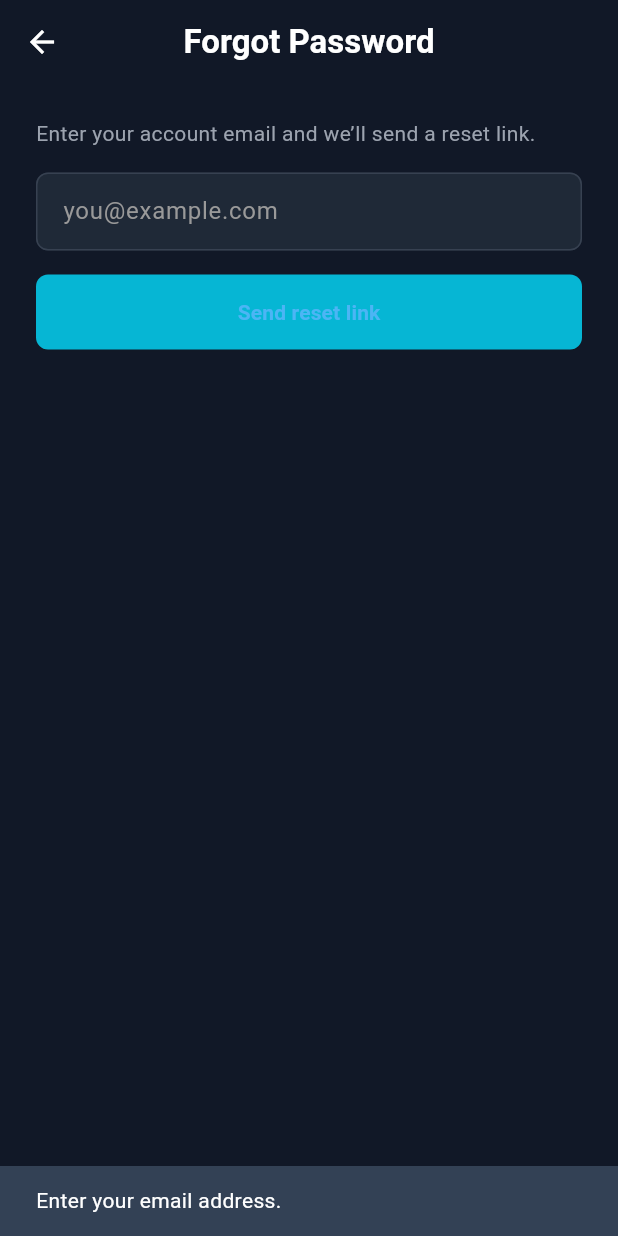
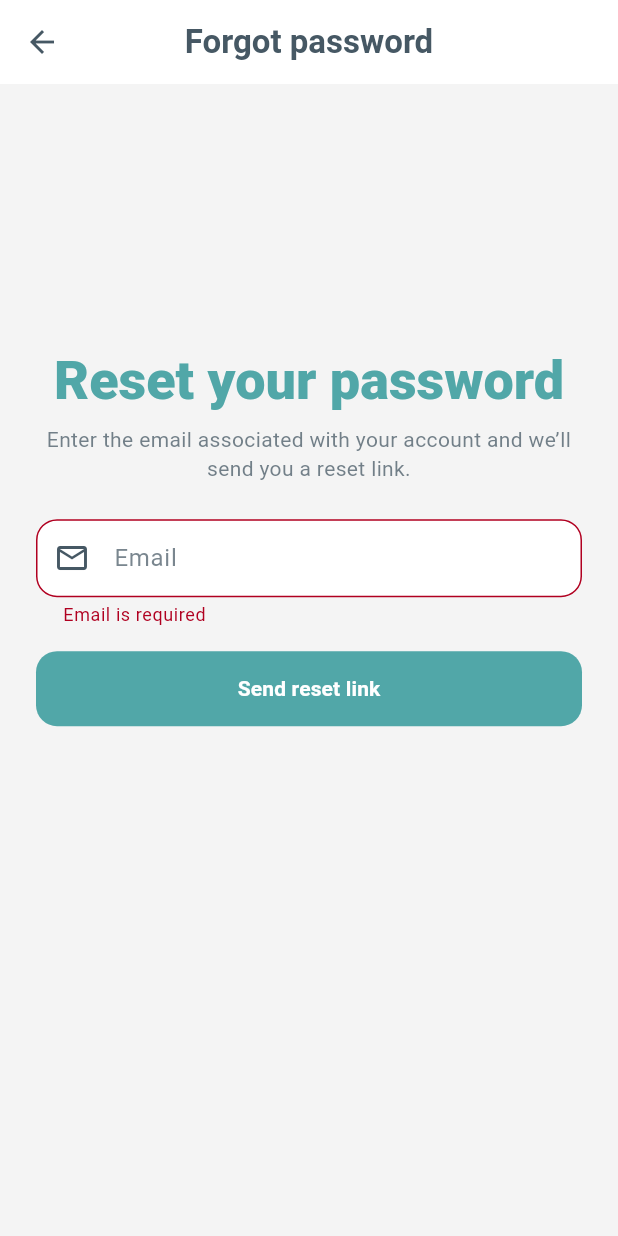
Before and after one commit to rtippetts/RotalaLink, a Flutter app: the ForgotPasswordPage screen opened directly, after a tap on "Send reset link", on a phone screen of 412 x 824 dp. Run offline on Flutter 3.47's test engine with Material 3 defaults, Android fonts, the light colour scheme and no system bars; our stand-ins replace permission_handler, supabase_flutter; missing offline and left inert: flutter_reactive_ble; accounts and stored records are empty.

Commit message:
change password and theme update

```diff
--- a/lib/forgot_password.dart
+++ b/lib/forgot_password.dart
@@ -1,3 +1,4 @@
+// lib/forgot_password.dart
 import 'package:flutter/material.dart';
 import 'package:supabase_flutter/supabase_flutter.dart';
 
@@ -10,6 +11,7 @@ class ForgotPasswordPage extends StatefulWidget {
 
 class _ForgotPasswordPageState extends State<ForgotPasswordPage> {
   final _email = TextEditingController();
+  final _formKey = GlobalKey<FormState>();
   bool _loading = false;
 
   @override
@@ -19,25 +21,22 @@ class _ForgotPasswordPageState extends State<ForgotPasswordPage> {
   }
 
   Future<void> _sendReset() async {
-    final email = _email.text.trim();
-    if (email.isEmpty) {
-      _showSnack('Enter your email address.');
-      return;
-    }
+    if (!(_formKey.currentState?.validate() ?? false)) return;
 
     setState(() => _loading = true);
     try {
-      final supabase = Supabase.instance.client;
+      final client = Supabase.instance.client;
 
-      await supabase.auth.resetPasswordForEmail(
-        email,
-        // If you configure app links / deep links, set your callback here:
-        // redirectTo: 'io.supabase.flutter://login-callback/',
+      await Supabase.instance.client.auth.resetPasswordForEmail(
+        _email.text.trim()  ,
+        redirectTo: 'rotala://auth-reset', // 👈 important
 );
 
       if (!mounted) return;
-      _showSnack('Check your email for the reset link.');
-      Navigator.pop(context); // back to login
+      ScaffoldMessenger.of(context).showSnackBar(
+        const SnackBar(content: Text('Check your email for the reset link.')),
+      );
+      Navigator.pop(context); // back to previous (e.g., Login)
     } on AuthException catch (e) {
       _showSnack(e.message);
     } catch (e) {
@@ -53,56 +52,86 @@ class _ForgotPasswordPageState extends State<ForgotPasswordPage> {
 
   @override
   Widget build(BuildContext context) {
+    final cs = Theme.of(context).colorScheme;
+    final textTheme = Theme.of(context).textTheme;
+
     return Scaffold(
-      backgroundColor: const Color(0xFF111827),
+      backgroundColor: cs.background,
       appBar: AppBar(
-        backgroundColor: const Color(0xFF111827),
-        elevation: 0,
-        iconTheme: const IconThemeData(color: Colors.white),
-        title: const Text('Forgot Password', style: TextStyle(color: Colors.white)),
+        title: const Text('Forgot password'),
+        centerTitle: true,
+        leading: const BackButton(),
       ),
-      body: Padding(
+      body: Align(
+        alignment: const Alignment(0, -0.35), // similar vertical feel to your sign-up screens
+        child: SingleChildScrollView(
           padding: const EdgeInsets.all(24),
+          child: ConstrainedBox(
+            constraints: const BoxConstraints(maxWidth: 440),
+            child: Form(
+              key: _formKey,
               child: Column(
-          crossAxisAlignment: CrossAxisAlignment.stretch,
+                crossAxisAlignment: CrossAxisAlignment.center,
                 children: [
-            const Text(
-              'Enter your account email and we’ll send a reset link.',
-              style: TextStyle(color: Color(0xFF9ca3af)),
+                  // Heading (matches Create Account style)
+                  Text(
+                    'Reset your password',
+                    textAlign: TextAlign.center,
+                    style: textTheme.displaySmall?.copyWith(
+                      color: cs.primary,
+                      fontWeight: FontWeight.w800,
                     ),
-            const SizedBox(height: 16),
-            TextField(
+                  ),
+                  const SizedBox(height: 8),
+                  Text(
+                    'Enter the email associated with your account and we’ll send you a reset link.',
+                    textAlign: TextAlign.center,
+                    style: textTheme.bodyMedium?.copyWith(
+                      color: cs.onSurface.withOpacity(.75),
+                    ),
+                  ),
+                  const SizedBox(height: 24),
+
+                  // Email field (uses your InputDecorationTheme)
+                  TextFormField(
                     controller: _email,
                     keyboardType: TextInputType.emailAddress,
-              style: const TextStyle(color: Colors.white),
-              decoration: InputDecoration(
-                hintText: 'you@example.com',
-                hintStyle: const TextStyle(color: Color(0xFF999999)),
-                filled: true,
-                fillColor: const Color(0xFF1f2937),
-                border: OutlineInputBorder(
-                  borderRadius: BorderRadius.circular(8),
-                  borderSide: const BorderSide(color: Color(0xFF374151)),
+                    autofillHints: const [AutofillHints.username, AutofillHints.email],
+                    decoration: const InputDecoration(
+                      labelText: 'Email',
+                      prefixIcon: Icon(Icons.email_outlined),
                     ),
-                enabledBorder: OutlineInputBorder(
-                  borderRadius: BorderRadius.circular(8),
-                  borderSide: const BorderSide(color: Color(0xFF374151)),
+                    validator: (v) {
+                      final value = (v ?? '').trim();
+                      if (value.isEmpty) return 'Email is required';
+                      final ok = RegExp(r'^[^@]+@[^@]+\.[^@]+$').hasMatch(value);
+                      if (!ok) return 'Enter a valid email';
+                      return null;
+                    },
+                    enabled: !_loading,
+                  ),
+
+                  const SizedBox(height: 16),
+
+                  // CTA (uses FilledButtonTheme)
+                  SizedBox(
+                    width: double.infinity,
+                    height: 50,
+                    child: FilledButton(
+                      onPressed: _loading ? null : _sendReset,
+                      child: _loading
+                          ? const SizedBox(
+                              height: 22,
+                              width: 22,
+                              child: CircularProgressIndicator(strokeWidth: 2),
+                            )
+                          : const Text('Send reset link'),
+                    ),
+                  ),
+                ],
               ),
             ),
           ),
-            const SizedBox(height: 16),
-            ElevatedButton(
-              onPressed: _loading ? null : _sendReset,
-              style: ElevatedButton.styleFrom(
-                backgroundColor: const Color(0xFF06b6d4),
-                minimumSize: const Size.fromHeight(50),
-                shape: RoundedRectangleBorder(borderRadius: BorderRadius.circular(8)),
-              ),
-              child: _loading
-                  ? const SizedBox(height: 22, width: 22, child: CircularProgressIndicator(strokeWidth: 2))
-                  : const Text('Send reset link', style: TextStyle(fontWeight: FontWeight.bold)),
-            ),
-          ],
         ),
       ),
     );
--- a/lib/main.dart
+++ b/lib/main.dart
@@ -1,10 +1,15 @@
+import 'dart:async';
 import 'package:flutter/material.dart';
 import 'package:flutter/services.dart'; // match system brightness
 import 'package:supabase_flutter/supabase_flutter.dart';
-import 'login_page.dart'; // 👈 Import your login page
-import 'welcome_page.dart'; // import welcome page
+
+import 'login_page.dart';
+import 'welcome_page.dart';
+import 'auth/reset_password.dart';
+import 'ui/aqua_schemes.dart';
 import 'ui/aqua_theme.dart';
-import 'ui/aqua_schemes.dart';
+
+final navigatorKey = GlobalKey<NavigatorState>();
 
 Future<void> main() async {
   WidgetsFlutterBinding.ensureInitialized();
@@ -18,24 +23,47 @@ Future<void> main() async {
   runApp(const MyApp());
 }
 
-
-class MyApp extends StatelessWidget {
+class MyApp extends StatefulWidget {
   const MyApp({super.key});
 
+  @override
+  State<MyApp> createState() => _MyAppState();
+}
+
+class _MyAppState extends State<MyApp> {
+  StreamSubscription<AuthState>? _sub;
+
+  @override
+  void initState() {
+    super.initState();
+    _sub = Supabase.instance.client.auth.onAuthStateChange.listen((data) {
+      final event = data.event;
+
+      if (event == AuthChangeEvent.passwordRecovery) {
+        navigatorKey.currentState?.push(
+          MaterialPageRoute(builder: (_) => const ResetPasswordPage()),
+        );
+      }
+    });
+  }
+
+  @override
+  void dispose() {
+    _sub?.cancel();
+    super.dispose();
+  }
 
   @override
   Widget build(BuildContext context) {
-  final cs = oceanCore; // or use MediaQuery to detect dark mode
-  SystemChrome.setSystemUIOverlayStyle(
-    cs.brightness == Brightness.dark
-        ? SystemUiOverlayStyle.light
-        : SystemUiOverlayStyle.dark,
-  );
+    // A) Ocean Core  |  B) Coral Lead  |  C) Deep Blue
+    final light = oceanCoreLight;  // or coralLeadLight, deepBlueLight
+    final dark  = oceanCoreDark;   // or coralLeadDark,  deepBlueDark
 
     return MaterialApp(
+      navigatorKey: navigatorKey, // 👈 important!
       title: 'RotalaLink',
-    theme: aquaTheme(oceanCore),
-    darkTheme: aquaTheme(deepSeaDark),
+      theme: aquaTheme(light),
+      darkTheme: aquaTheme(dark),
       themeMode: ThemeMode.system,
       home: const WelcomePage(),
     );
--- a/lib/ui/aqua_schemes.dart
+++ b/lib/ui/aqua_schemes.dart
@@ -1,63 +1,83 @@
 import 'package:flutter/material.dart';
 import 'aqua_colors.dart';
 
-const ColorScheme oceanCore = ColorScheme(
+/// A) Ocean Core (brand-first, calm)
+final ColorScheme oceanCoreLight = ColorScheme(
   brightness: Brightness.light,
-  primary: AquaColors.lightOceanBlue,
+  primary:   AquaColors.tealCyan,    // CTA / focus
   onPrimary: Colors.white,
-  secondary: AquaColors.choralGreen,
+  secondary: AquaColors.deepBlue,    // headers / chips
   onSecondary: Colors.white,
-  tertiary: AquaColors.seasideOrange,
+  tertiary:  AquaColors.brightCoral, // accents (warnings/links/CTA alt)
   onTertiary: Colors.white,
+
   surface: Colors.white,
   onSurface: AquaColors.ink700,
-  background: AquaColors.ink050,
+  background: AquaColors.offWhite,
   onBackground: AquaColors.ink700,
-  error: Color(0xFFDC2626),
+  error: const Color(0xFFB00020),
   onError: Colors.white,
+
   outline: AquaColors.ink200,
   shadow: Colors.black12,
   scrim: Colors.black54,
-  surfaceContainerHighest: Color(0xFFF7FBFF),
-  surfaceContainerHigh: Color(0xFFF9FAFB),
-  surfaceContainer: Color(0xFFFAFAFA),
-  surfaceContainerLow: Color(0xFFF3F4F6),
-  surfaceContainerLowest: Colors.white,
+
+  surfaceContainerHighest: AquaColors.offWhite,
+  surfaceContainerHigh:    const Color(0xFFF8FAFB),
+  surfaceContainer:        const Color(0xFFF6F7F9),
+  surfaceContainerLow:     const Color(0xFFF1F3F5),
+  surfaceContainerLowest:  Colors.white,
 );
 
-// copyWith isn't const => use final
-final ColorScheme coralReef = oceanCore.copyWith(
-  primary: AquaColors.seasideOrange,
-  secondary: AquaColors.lightOceanBlue,
-  tertiary: AquaColors.choralGreen,
+final ColorScheme oceanCoreDark = ColorScheme(
+  brightness: Brightness.dark,
+  primary:   AquaColors.tealCyan,
+  onPrimary: Colors.white,
+  secondary: AquaColors.brightCoral,
+  onSecondary: Colors.white,
+  tertiary:  AquaColors.mintCyan,
+  onTertiary: AquaColors.deepBlue,
+
+  surface: const Color(0xFF0E1419),   // deep slate
+  onSurface: const Color(0xFFE6EDF2),
+  background: const Color(0xFF0B1115),
+  onBackground: const Color(0xFFE6EDF2),
+  error: const Color(0xFFFF5A5A),
+  onError: Colors.white,
+
+  outline: const Color(0xFF1F2A33),
+  shadow: Colors.black,
+  scrim: Colors.black87,
+
+  surfaceContainerHighest: const Color(0xFF111A21),
+  surfaceContainerHigh:    const Color(0xFF10181F),
+  surfaceContainer:        const Color(0xFF0F171E),
+  surfaceContainerLow:     const Color(0xFF0E161C),
+  surfaceContainerLowest:  const Color(0xFF0B1115),
 );
 
-final ColorScheme lagoonCalm = oceanCore.copyWith(
-  primary: AquaColors.choralGreen,
-  secondary: AquaColors.lightOceanBlue,
-  tertiary: AquaColors.seasideOrange,
+/// B) Coral Accent (more energy; orange leads)
+final ColorScheme coralLeadLight = oceanCoreLight.copyWith(
+  primary: AquaColors.brightCoral,
+  secondary: AquaColors.tealCyan,
+  tertiary: AquaColors.deepBlue,
 );
 
-const ColorScheme deepSeaDark = ColorScheme(
-  brightness: Brightness.dark,
-  primary: AquaColors.lightOceanBlue,
-  onPrimary: Colors.white,
-  secondary: AquaColors.seasideOrange,
-  onSecondary: Colors.white,
-  tertiary: AquaColors.choralGreen,
-  onTertiary: Colors.white,
-  surface: Color(0xFF0B1220),
-  onSurface: Color(0xFFE6EDF5),
-  background: Color(0xFF0B1220),
-  onBackground: Color(0xFFE6EDF5),
-  error: Color(0xFFFF5A5A),
-  onError: Colors.white,
-  outline: Color(0xFF1F2A3A),
-  shadow: Colors.black,
-  scrim: Colors.black87,
-  surfaceContainerHighest: Color(0xFF10192B),
-  surfaceContainerHigh: Color(0xFF0F1828),
-  surfaceContainer: Color(0xFF0E1726),
-  surfaceContainerLow: Color(0xFF0D1624),
-  surfaceContainerLowest: Color(0xFF0B1220),
+final ColorScheme coralLeadDark = oceanCoreDark.copyWith(
+  primary: AquaColors.brightCoral,
+  secondary: AquaColors.tealCyan,
+  tertiary: AquaColors.mintCyan,
 );
+
+/// C) Deep Blue (cool, pro; deep blue leads)
+final ColorScheme deepBlueLight = oceanCoreLight.copyWith(
+  primary: AquaColors.deepBlue,
+  secondary: AquaColors.tealCyan,
+  tertiary: AquaColors.brightCoral,
+);
+
+final ColorScheme deepBlueDark = oceanCoreDark.copyWith(
+  primary: AquaColors.deepBlue,
+  secondary: AquaColors.tealCyan,
+  tertiary: AquaColors.brightCoral,
+);
```
Also changed, not shown: lib/auth/reset_password.dart (added, +142 -0 lines), lib/ui/aqua_colors.dart (+12 -8 lines), lib/ui/aqua_theme.dart (+36 -10 lines), pubspec.yaml (+11 -2 lines), pubspec.lock, 86 other files. Lines whose indentation alone changed are shown as unchanged.
